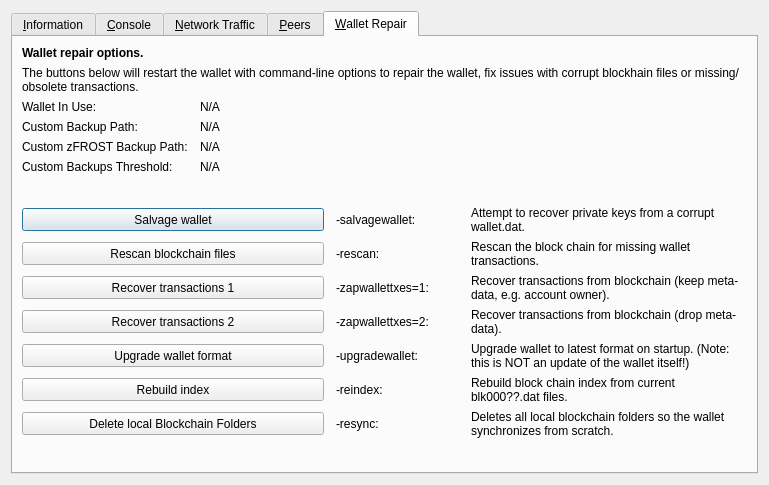
This is src/qt/forms/rpcconsole.ui in EvilCrypto/MasterBitPOS as Qt 5 draws it before an edit. The edited form follows.
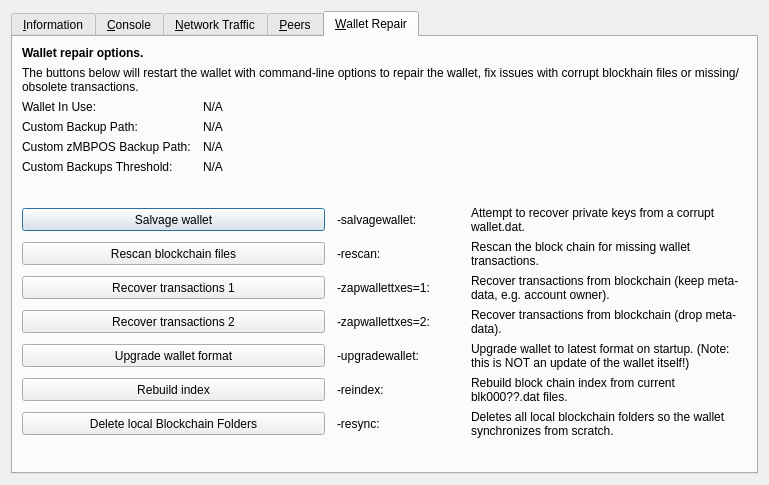
This is the edited form. The open tabs and pages were chosen to show the change. Icons and pictures are not drawn. Custom widgets are drawn as their Qt base class.

What changed in the file:
```diff
--- a/src/qt/forms/rpcconsole.ui
+++ b/src/qt/forms/rpcconsole.ui
@@ -1328,7 +1328,7 @@
        <item row="4" column="0">
         <widget class="QLabel" name="wallet_customzfrostbackuppath_label">
          <property name="text">
-          <string>Custom zFROST Backup Path:</string>
+          <string>Custom zMBPOS Backup Path:</string>
          </property>
          <property name="visible">
           <bool>false</bool>
```
Left out of the diff: 10 changed lines with no effect on the pictures.
